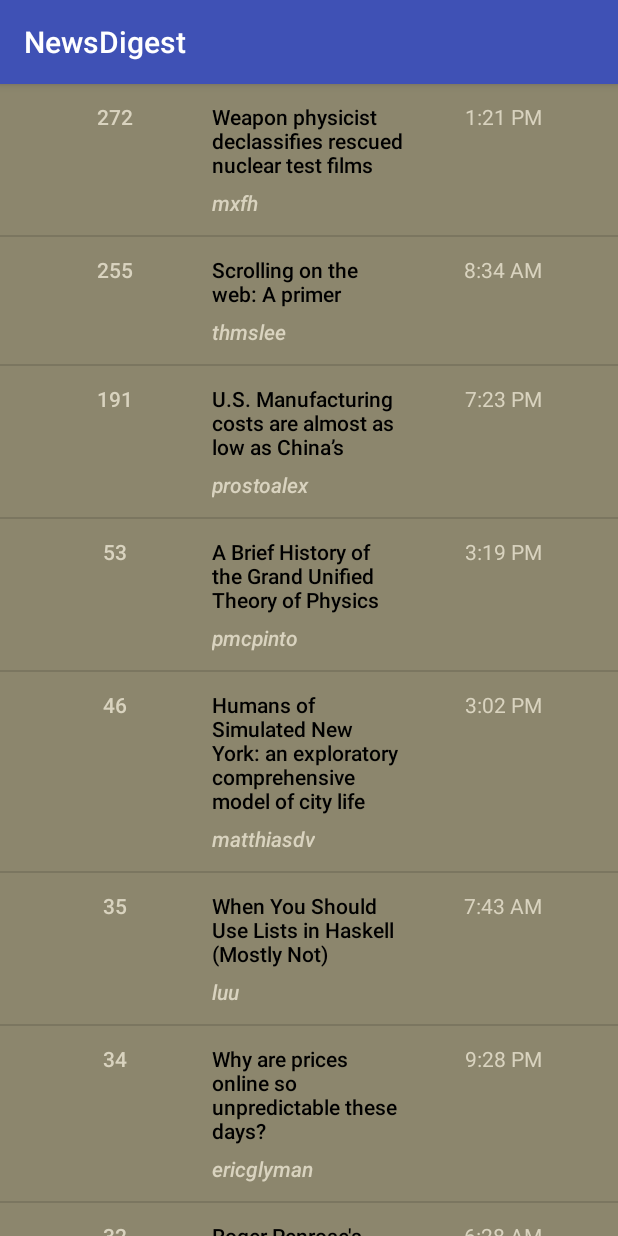
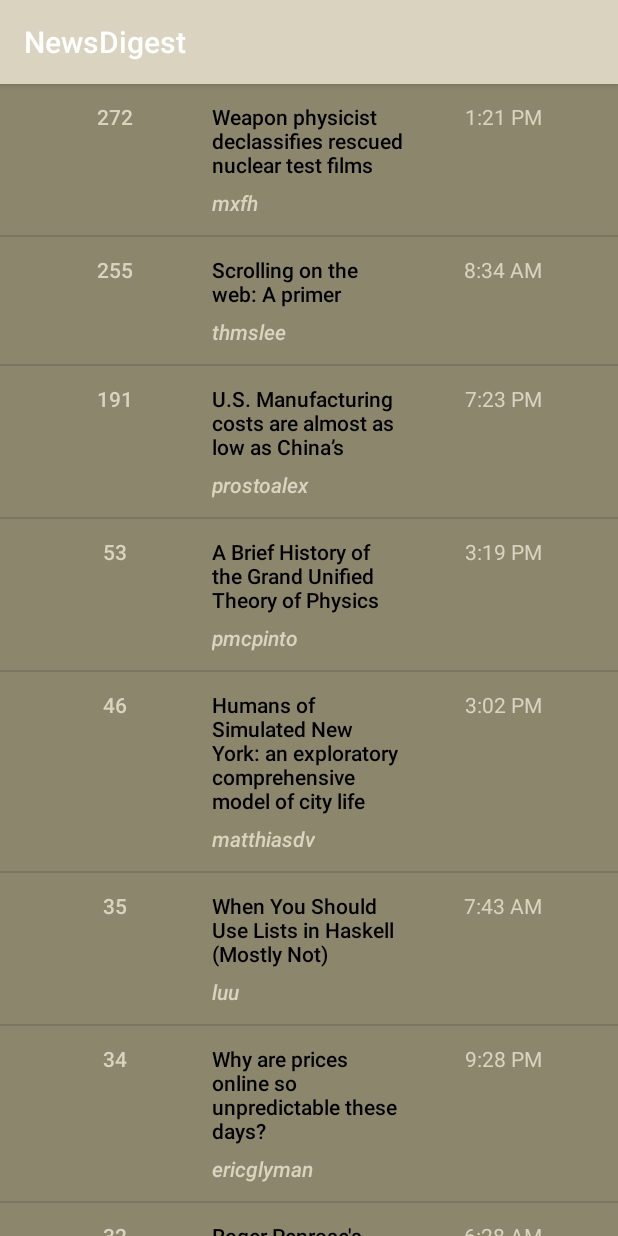
Before and after one commit to dahano/newsDigest, an Android app: the screen it shows after launch (MainActivity), on a phone screen of 412 x 824 dp. Run offline under Robolectric (Android 15) with nearby library versions, the phone set to English and light mode, and no system bars.

Commit message:
finished dark themne style changes

```diff
--- a/app/src/main/java/com/example/ofirdahan/newsdigest/UI/MainActivity.java
+++ b/app/src/main/java/com/example/ofirdahan/newsdigest/UI/MainActivity.java
@@ -23,8 +23,8 @@ public class MainActivity extends AppCompatActivity {
         super.onCreate(savedInstanceState);
 
         setContentView(R.layout.activity_main);
+        List<Story> stories = null;
 
-        List<Story> stories = null;
         try {
             stories = StoryParser.jsonParsedStories();
         } catch (IOException e) {
@@ -36,6 +36,7 @@ public class MainActivity extends AppCompatActivity {
         final StoryAdapter storyAdapter = new StoryAdapter(this, stories);
 
         storiesListView.setOnItemClickListener(new AdapterView.OnItemClickListener() {
+
             @Override
             public void onItemClick(AdapterView<?> parent, View view, int position, long id) {
                 Story currentStory = storyAdapter.getItem(position);
--- a/app/src/main/res/values/colors.xml
+++ b/app/src/main/res/values/colors.xml
@@ -1,9 +1,11 @@
 <?xml version="1.0" encoding="utf-8"?>
 <resources>
+
     <color name="colorAccent">#ffffff</color>
-    <color name="colorPrimary">#3F51B5</color>
-    <color name="colorPrimaryDark">#303F9F</color>
+    <color name="colorPrimary">#D9D3BF</color>
+    <color name="colorPrimaryDark">#D9D3BF</color>
     <color name="title_black_dark">#000000</color>
     <color name="background_orange_light">#FFAB19</color>
-    <color name="primaryText">#ffffff</color>
+    <color name="primaryText">#D9D3BF</color>
+
 </resources>
```
